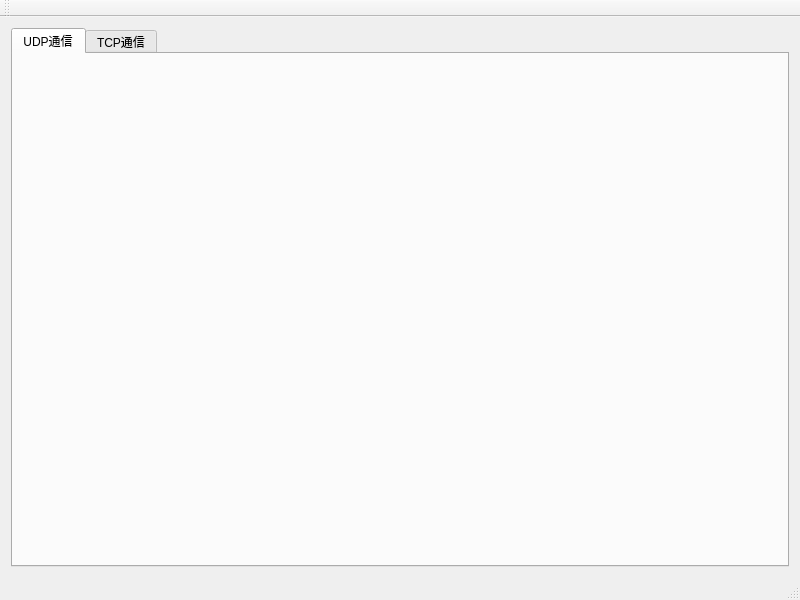
Above: CommAssistant/CommAssistant.ui from wangdong1328/QtProjects before the change. Below: the same form after it.
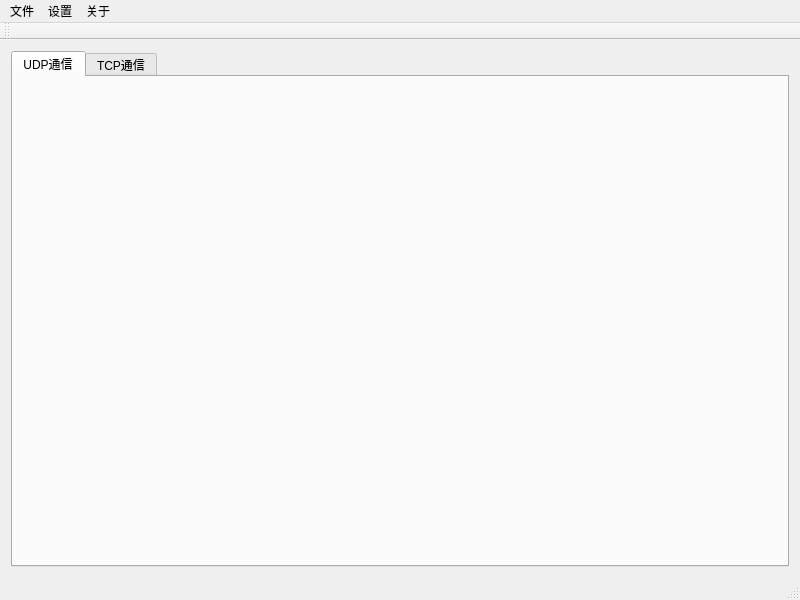
That is the form after the change. Custom widgets are drawn as their Qt base class.

Diff of the .ui file:
```diff
--- a/CommAssistant/CommAssistant.ui
+++ b/CommAssistant/CommAssistant.ui
@@ -44,6 +44,26 @@
      <height>21</height>
     </rect>
    </property>
+   <widget class="QMenu" name="menu">
+    <property name="title">
+     <string>文件</string>
+    </property>
+   </widget>
+   <widget class="QMenu" name="menu_2">
+    <property name="title">
+     <string>设置</string>
+    </property>
+   </widget>
+   <widget class="QMenu" name="menu_3">
+    <property name="title">
+     <string>关于</string>
+    </property>
+    <addaction name="action_aboutApp"/>
+    <addaction name="action_aboutAuthor"/>
+   </widget>
+   <addaction name="menu"/>
+   <addaction name="menu_2"/>
+   <addaction name="menu_3"/>
   </widget>
   <widget class="QToolBar" name="mainToolBar">
    <attribute name="toolBarArea">
```
Left out of the diff: 10 changed lines with no effect on the pictures.
